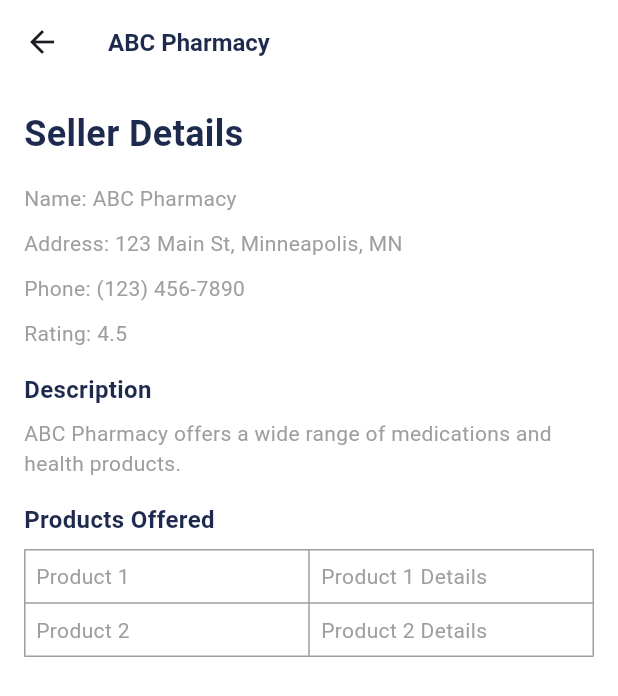
After one commit to sadiqawan/medicine_mob_app, a Flutter app: the SellerDetailsScreen screen opened directly, on a phone screen of 412 x 824 dp. The commit adds this screen. Shown: the top 696 px of the screen. Run offline on Flutter 3.47's test engine with Material 3 defaults, Android fonts, the phone set to English and light mode, and no system bars; our stand-ins replace get, google_fonts, smooth_page_indicator; Roboto replaces fonts that are missing (Overpass).

Commit message:
medical details screen completed

```diff
--- /dev/null
+++ b/lib/constant/const_string_text.dart
@@ -0,0 +1,6 @@
+String productDetails="Burfen 400 mg is a non-steroidal anti-inflammatory drug (NSAID) with ibuprofen as its active ingredient, providing 400 mg per tablet. It is manufactured by [Manufacturer Name] and is available in tablet form. This medication can be obtained over the counter (OTC) or as prescribed by a healthcare provider.";
+String ingredient="Each Burfen tablet contains 400 mg of ibuprofen as the active ingredient. Inactive ingredients include microcrystalline cellulose, hypromellose, croscarmellose sodium, magnesium stearate, titanium dioxide, silicon dioxide, and starch.";
+String dosage="1 tablet every 4-6 hours";
+String precaution="Allergies, stomach issues, pregnancy";
+String sideEffects="Nausea, headache, dizziness, rash, indigestion, stomach bleeding";
+String usage="Take with water";
--- /dev/null
+++ b/lib/view/screen/customer/seller_detial_screen.dart
@@ -0,0 +1,95 @@
+import 'package:flutter/material.dart';
+import 'package:medicine_app/constant/color_const.dart';
+import 'package:medicine_app/constant/const_string_text.dart';
+import 'package:medicine_app/constant/styles_const.dart';
+
+class SellerDetailsScreen extends StatefulWidget {
+  const SellerDetailsScreen({super.key});
+
+  @override
+  State<SellerDetailsScreen> createState() => _SellerDetailsScreenState();
+}
+
+class _SellerDetailsScreenState extends State<SellerDetailsScreen> {
+  // Sample data for the seller details
+  final String sellerName = "ABC Pharmacy";
+  final String sellerAddress = "123 Main St, Minneapolis, MN";
+  final String sellerPhone = "(123) 456-7890";
+  final String sellerRating = "4.5";
+  final String sellerDescription = "ABC Pharmacy offers a wide range of medications and health products.";
+
+  @override
+  Widget build(BuildContext context) {
+    return SafeArea(
+      child: Scaffold(
+        backgroundColor: kWhite,
+        appBar: AppBar(
+          backgroundColor: kWhite,
+          title: Text(sellerName, style: mediumPrimaryBoldText), // Display seller name in the app bar
+        ),
+        body: SingleChildScrollView(
+          child: Padding(
+            padding: const EdgeInsets.all(16.0),
+            child: Column(
+              crossAxisAlignment: CrossAxisAlignment.start,
+              children: [
+                Text("Seller Details", style: largePrimaryBoldText),
+                SizedBox(height: 16),
+                Text("Name: $sellerName", style: smallTextGray),
+                SizedBox(height: 10),
+                Text("Address: $sellerAddress", style: smallTextGray),
+                SizedBox(height: 10),
+                Text("Phone: $sellerPhone", style: smallTextGray),
+                SizedBox(height: 10),
+                Text("Rating: $sellerRating", style: smallTextGray),
+                SizedBox(height: 16),
+                Text("Description", style: mediumPrimaryBoldText),
+                SizedBox(height: 8),
+                Text(sellerDescription, style: smallTextGray),
+                SizedBox(height: 16),
+                Text("Products Offered", style: mediumPrimaryBoldText), // Title for products section
+                SizedBox(height: 8),
+                // You can create a list of products here; for now, we'll just add a placeholder
+                Table(
+                  border: TableBorder.all(
+                    color: Colors.grey,
+                    width: 1,
+                    style: BorderStyle.solid,
+                  ),
+                  children: [
+                    TableRow(
+                      children: [
+                        Container(
+                          padding: const EdgeInsets.all(8.0),
+                          child: Text("Product 1", style: smallTextGray),
+                        ),
+                        Container(
+                          padding: const EdgeInsets.all(8.0),
+                          child: Text("Product 1 Details", style: smallTextGray),
+                        ),
+                      ],
+                    ),
+                    TableRow(
+                      children: [
+                        Container(
+                          padding: const EdgeInsets.all(8.0),
+                          child: Text("Product 2", style: smallTextGray),
+                        ),
+                        Container(
+                          padding: const EdgeInsets.all(8.0),
+                          child: Text("Product 2 Details", style: smallTextGray),
+                        ),
+                      ],
+                    ),
+                    // Add more products as needed
+                  ],
+                ),
+                SizedBox(height: 20), // Add some space after the table
+              ],
+            ),
+          ),
+        ),
+      ),
+    );
+  }
+}
```
Also changed, not shown: lib/view/screen/customer/customer_main_home_screen.dart (+15 -1 lines), lib/view/screen/customer/medicine_detail_screen.dart (added, +139 -0 lines).
